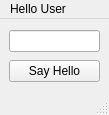
First picture: the form in mainwindow.ui, repository imad-miftek/HelloUser, before the edit.
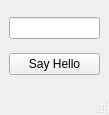
Second picture: the form after the edit.

Commit message: text breakpoint test

What changed in the file:
```diff
--- a/mainwindow.ui
+++ b/mainwindow.ui
@@ -36,12 +36,6 @@
      <height>21</height>
     </rect>
    </property>
-   <widget class="QMenu" name="menuHello_User">
-    <property name="title">
-     <string>Hello User</string>
-    </property>
-   </widget>
-   <addaction name="menuHello_User"/>
   </widget>
   <widget class="QStatusBar" name="statusbar"/>
  </widget>
```
The commit also changes 2 other files.
